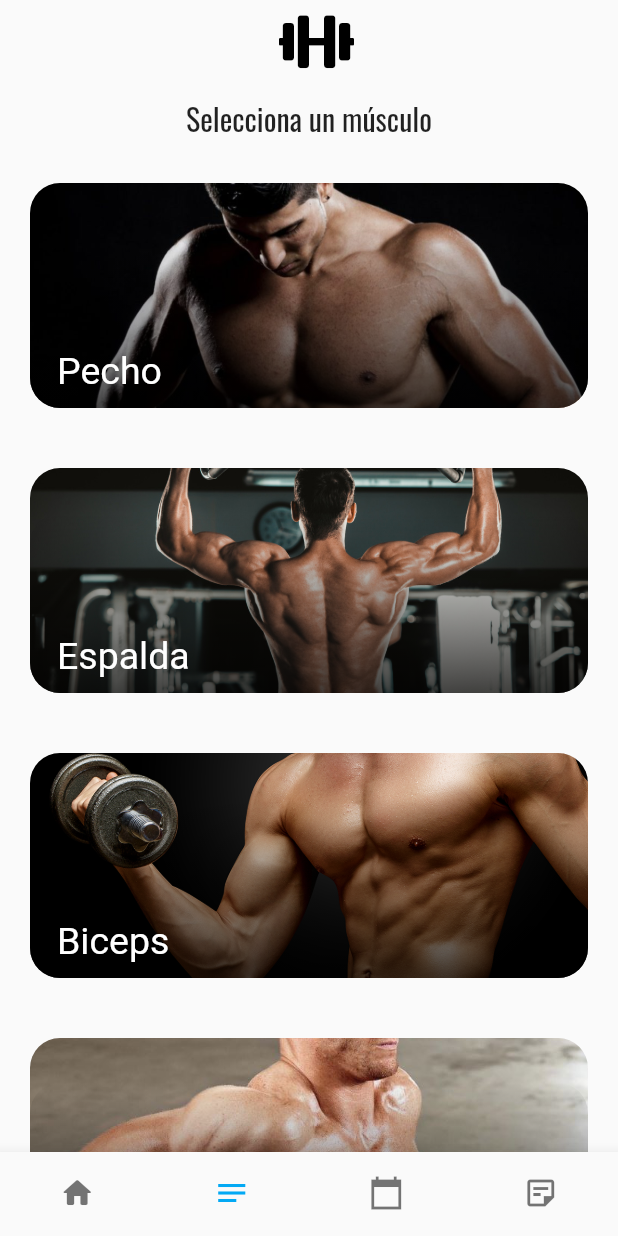
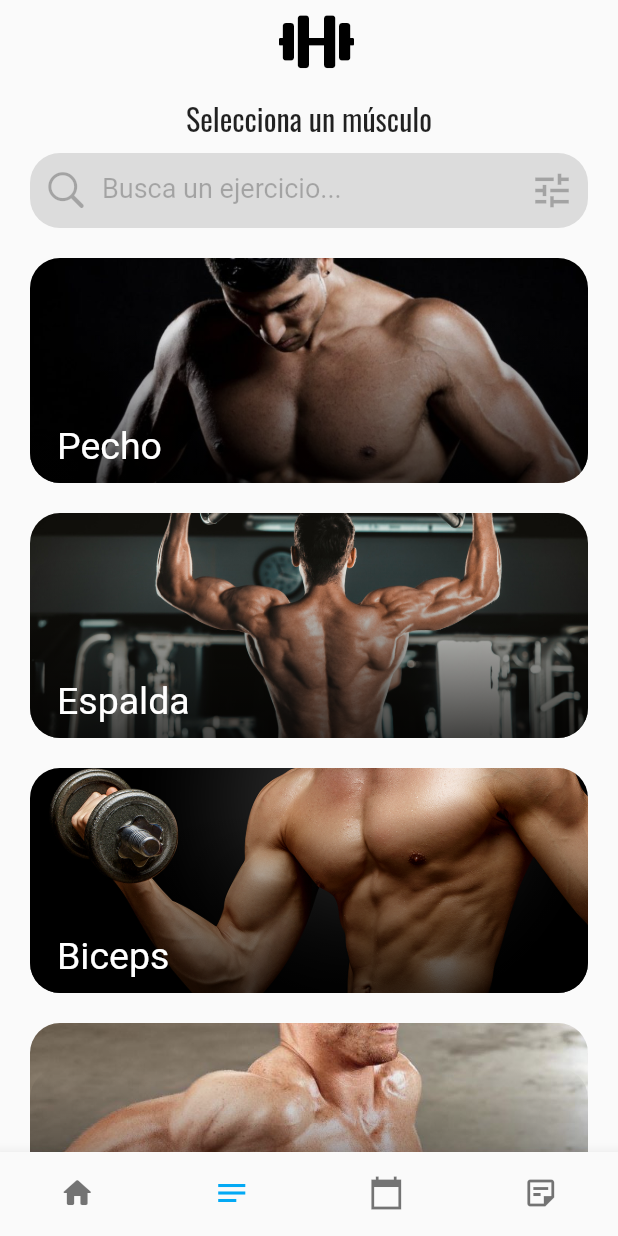
Before and after one commit to luismdelpozo/g_notes, a Flutter app: the screen it shows after launch, item 2 of the bottom bar chosen, on a phone screen of 412 x 824 dp. Run offline on Flutter 3.47's test engine with Material 2 defaults, Android fonts, the phone set to English and light mode, and no system bars; our stand-ins replace google_fonts.

Commit message:
Barra de búsqueda terminada, falta mandar mensaje por parametro

```diff
--- a/lib/models/search_bar.dart
+++ b/lib/models/search_bar.dart
@@ -1,18 +1,38 @@
+import 'package:flutter/cupertino.dart';
 import 'package:flutter/material.dart';
 
-class SearchBarWiget extends StatelessWidget{
-  @override
+class SearchBarWidget extends StatelessWidget{
+
   Radius get radius => new Radius.circular(20);
   Widget build(BuildContext context){
     return Container(
       alignment: Alignment.center,
-      padding: const EdgeInsets.all(20),
       height: 50,
       decoration: BoxDecoration(
-        color: Colors.white,
+        color: Colors.black12,
         borderRadius: BorderRadius.all(radius),
       ),
-      child: TextField(),
+      child: const TextField(
+        cursorColor: Colors.black26,
+        decoration: InputDecoration(
+          prefixIcon: Icon(
+            CupertinoIcons.search,
+            size: 30,
+            color: Colors.black26,
+          ),
+          suffixIcon: Icon(
+            Icons.tune,
+            size: 30,
+            color: Colors.black26,
+          ),
+          border: InputBorder.none,
+          hintStyle: TextStyle(
+            color: Colors.black26,
+            fontSize: 18
+          ),
+          hintText: 'Busca un ejercicio...'
+        ),
+      ),
     );
   }
 }
--- a/lib/notas.dart
+++ b/lib/notas.dart
@@ -3,6 +3,7 @@ import 'package:google_fonts/google_fonts.dart';
 import 'models/musculos.dart';
 import 'models/utils.dart';
 import 'my_flutter_app_icons.dart';
+import 'models/search_bar.dart';
 
 class Notas extends StatelessWidget {
   List<Musculos> musculos = Utils.getMusculos();
@@ -30,12 +31,23 @@ class Notas extends StatelessWidget {
               style: GoogleFonts.oswald(textStyle: Style_letra)
             ),
           ),
+          Container(
+            child: Column(
+              mainAxisSize: MainAxisSize.max,
+              children: [
+                Padding(
+                  padding: const EdgeInsets.only(left: 20, right: 20, bottom: 20),
+                  child: SearchBarWidget(),
+                )
+              ],
+            ),
+          ),
           Expanded(
               child: ListView.builder(
                 itemCount: musculos.length,
                 itemBuilder: (BuildContext ctx, int index) {
                   return Container(
-                    margin: const EdgeInsets.all(20),
+                    margin: const EdgeInsets.only(left: 20, right: 20, bottom: 20),
                     height: 150,
                     child: Stack(
                         children: [
```
Also changed, not shown: lib/inicio.dart (+12 -9 lines).
